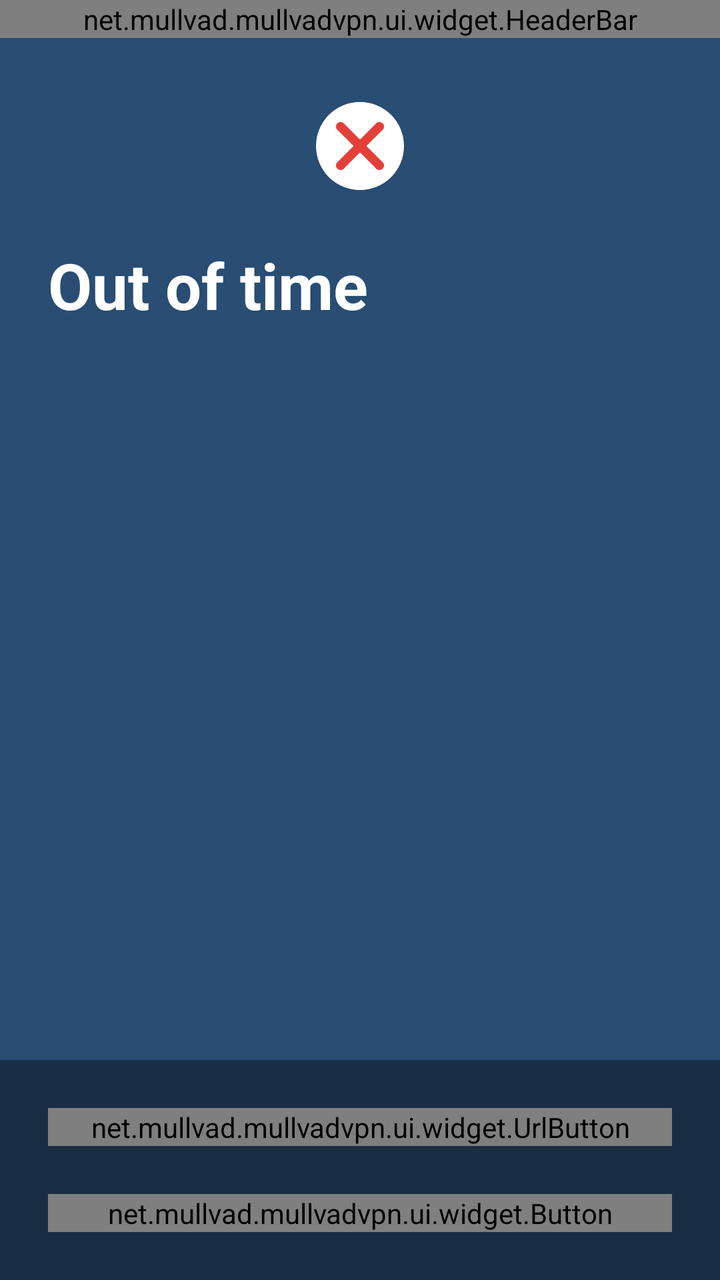
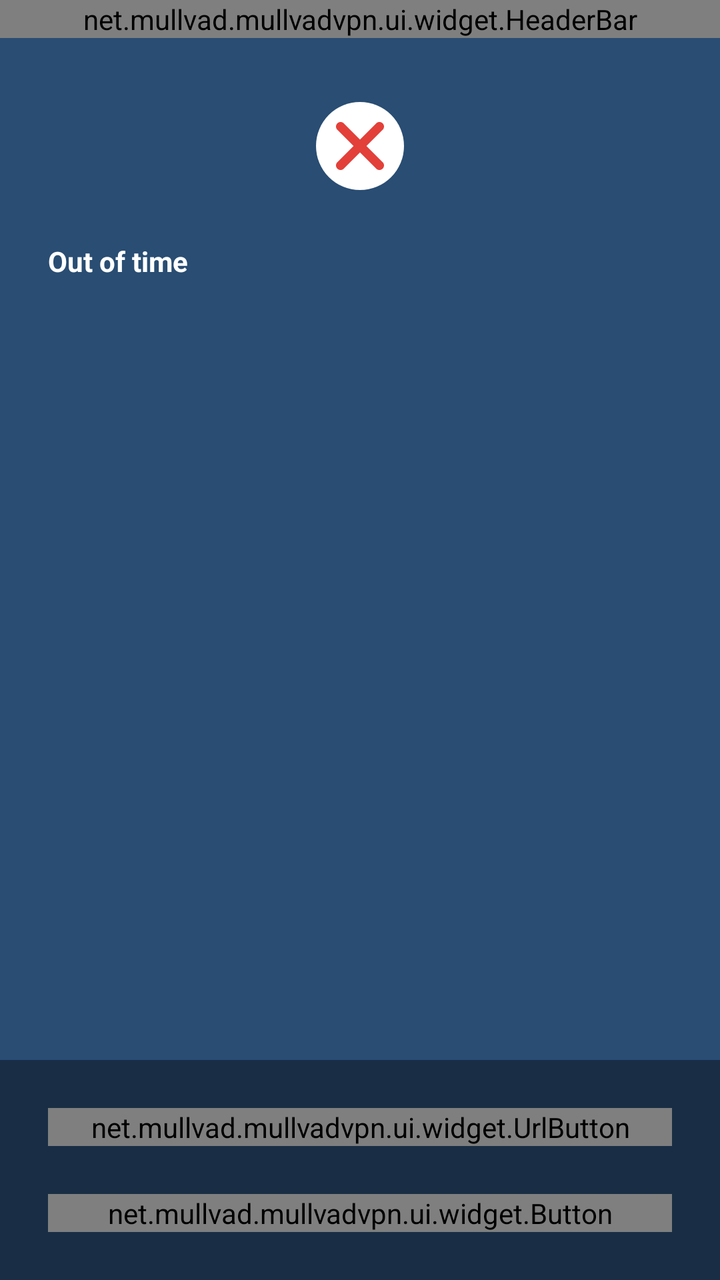

Before-and-after screenshots of an Android layout around one commit, followed by the original layout XML and the change that was made.
<!-- AndroidManifest.xml: application theme AppTheme -->
<!-- res/layout/out_of_time.xml -->
<RelativeLayout xmlns:android="http://schemas.android.com/apk/res/android"
                xmlns:mullvad="http://schemas.android.com/apk/res-auto"
                android:layout_width="match_parent"
                android:layout_height="match_parent">
    <net.mullvad.mullvadvpn.ui.widget.HeaderBar android:id="@+id/header_bar"
                                                android:layout_width="match_parent"
                                                android:layout_height="wrap_content" />
    <ScrollView android:layout_width="match_parent"
                android:layout_height="match_parent"
                android:layout_alignParentBottom="true"
                android:layout_below="@id/header_bar"
                android:fillViewport="true">
        <LinearLayout android:layout_width="match_parent"
                      android:layout_height="match_parent"
                      android:orientation="vertical">
            <ImageView android:layout_width="60dp"
                       android:layout_height="60dp"
                       android:layout_gravity="center"
                       android:layout_marginTop="24dp"
                       android:layout_marginBottom="18dp"
                       android:src="@drawable/icon_fail" />
            <TextView android:layout_width="wrap_content"
                      android:layout_height="wrap_content"
                      android:layout_marginHorizontal="24dp"
                      android:textColor="@color/white"
                      android:textSize="32sp"
                      android:textStyle="bold"
                      android:text="@string/out_of_time" />
            <TextView android:id="@+id/no_more_vpn_time_left"
                      android:layout_width="wrap_content"
                      android:layout_height="wrap_content"
                      android:layout_marginHorizontal="24dp"
                      android:layout_marginTop="8dp"
                      android:layout_marginBottom="11dp"
                      android:textColor="@color/white"
                      android:textSize="13sp" />
            <Space android:layout_width="match_parent"
                   android:layout_height="0dp"
                   android:layout_weight="1" />
            <LinearLayout android:layout_width="match_parent"
                          android:layout_height="wrap_content"
                          android:layout_weight="0"
                          android:orientation="vertical"
                          android:padding="24dp"
                          android:background="@color/darkBlue">
                <net.mullvad.mullvadvpn.ui.widget.Button android:id="@+id/disconnect"
                                                         android:layout_width="match_parent"
                                                         android:layout_height="wrap_content"
                                                         android:layout_marginBottom="24dp"
                                                         android:visibility="gone"
                                                         mullvad:buttonColor="red"
                                                         mullvad:text="@string/disconnect" />
                <net.mullvad.mullvadvpn.ui.widget.UrlButton android:id="@+id/buy_credit"
                                                            android:layout_width="match_parent"
                                                            android:layout_height="wrap_content"
                                                            mullvad:buttonColor="green"
                                                            mullvad:text="@string/buy_more_credit"
                                                            mullvad:url="@string/account_url"
                                                            mullvad:withToken="true" />
                <net.mullvad.mullvadvpn.ui.widget.Button android:id="@+id/redeem_voucher"
                                                         android:layout_width="match_parent"
                                                         android:layout_height="wrap_content"
                                                         android:layout_marginTop="24dp"
                                                         mullvad:buttonColor="green"
                                                         mullvad:text="@string/redeem_voucher" />
            </LinearLayout>
        </LinearLayout>
    </ScrollView>
</RelativeLayout>
<!-- resources referenced by this layout -->
<resources>
  <color name="darkBlue">#192E45</color>
  <color name="white">#FFFFFF</color>
  <!-- drawable icon_fail (drawable) -->
  <?xml version="1.0" encoding="utf-8"?>
  <vector xmlns:android="http://schemas.android.com/apk/res/android"
          android:width="60dp"
          android:height="60dp"
          android:viewportWidth="60.0"
          android:viewportHeight="60.0">
      <group>
          <path android:fillColor="#FFFFFF"
                android:pathData="M8 30 a 22,22 0 1,0 44,0 a 22,22 0 1,0 -44,0 Z" />
          <path android:fillColor="#E34039"
                android:pathData="M33.2371523,30 L41.337119,21.9033278 C42.2203329,21.020473 42.223948,19.5681264 41.3300331,18.6745751 C40.429886,17.774794 38.9899682,17.7778525 38.0999667,18.6674921 L30,26.7641643 L21.9000333,18.6674921 C21.0100318,17.7778525 19.570114,17.774794 18.6699669,18.6745751 C17.776052,19.5681264 17.7796671,21.020473 18.662881,21.9033278 L26.7628477,30 L18.662881,38.0966722 C17.7796671,38.979527 17.776052,40.4318736 18.6699669,41.3254249 C19.570114,42.225206 21.0100318,42.2221475 21.9000333,41.3325079 L30,33.2358357 L38.0999667,41.3325079 C38.9899682,42.2221475 40.429886,42.225206 41.3300331,41.3254249 C42.223948,40.4318736 42.2203329,38.979527 41.337119,38.0966722 L33.2371523,30 Z" />
      </group>
  </vector>
  <string name="account_url">https://mullvad.net/en/account</string>
  <string name="buy_more_credit">Buy more credit</string>
  <string name="disconnect">Disconnect</string>
  <string name="out_of_time">Out of time</string>
  <string name="redeem_voucher">Redeem voucher</string>
  <style name="AppTheme" parent="Theme.AppCompat.NoActionBar">
          <item name="colorPrimary">@color/colorPrimary</item>
          <item name="android:windowBackground">@color/blue</item>
      </style>
  <color name="colorPrimary">#294D73</color>
  <color name="blue">#294D73</color>
</resources>

<!-- the commit's change to res/layout/out_of_time.xml (unified diff, before → after) -->
@@ -23,7 +23,7 @@
                       android:layout_height="wrap_content"
                       android:layout_marginHorizontal="24dp"
                       android:textColor="@color/white"
-                      android:textSize="32sp"
+                      android:textSize="@dimen/text_large"
                       android:textStyle="bold"
                       android:text="@string/out_of_time" />
             <TextView android:id="@+id/no_more_vpn_time_left"
@@ -33,7 +33,7 @@
                       android:layout_marginTop="8dp"
                       android:layout_marginBottom="11dp"
                       android:textColor="@color/white"
-                      android:textSize="13sp" />
+                      android:textSize="@dimen/text_small" />
             <Space android:layout_width="match_parent"
                    android:layout_height="0dp"
                    android:layout_weight="1" />
<!-- resource entries referenced after the edit -->
@@ -2,6 +2,7 @@
 <resources>
   <color name="darkBlue">#192E45</color>
   <color name="white">#FFFFFF</color>
+  <dimen name="text_small">13sp</dimen>
   <!-- drawable icon_fail (drawable) -->
   <?xml version="1.0" encoding="utf-8"?>
   <vector xmlns:android="http://schemas.android.com/apk/res/android"
